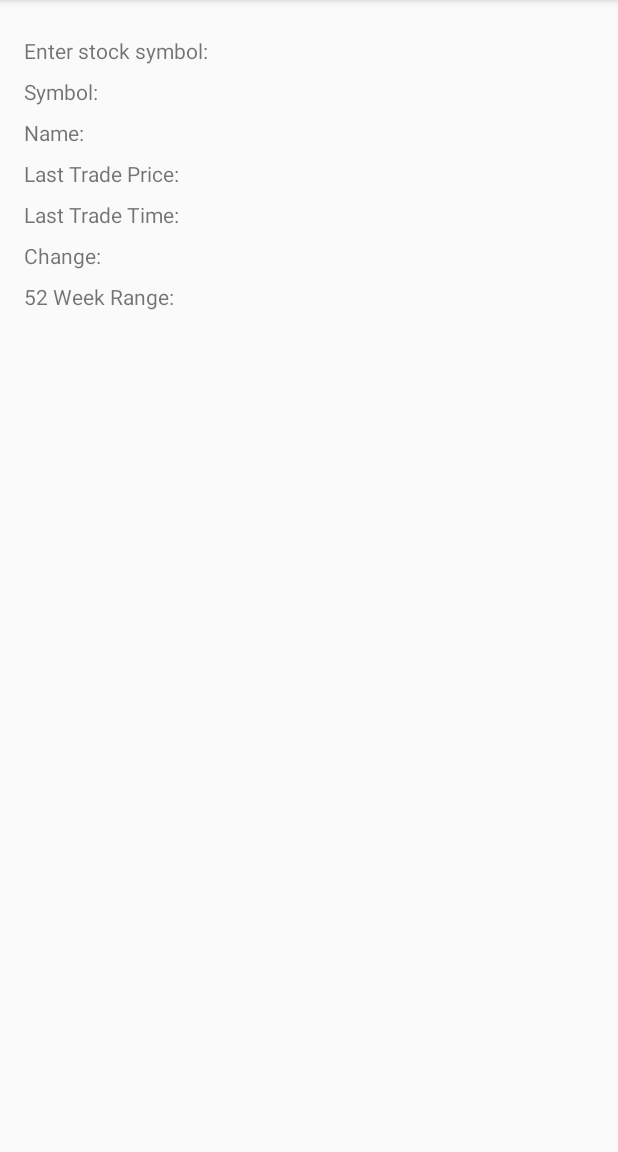
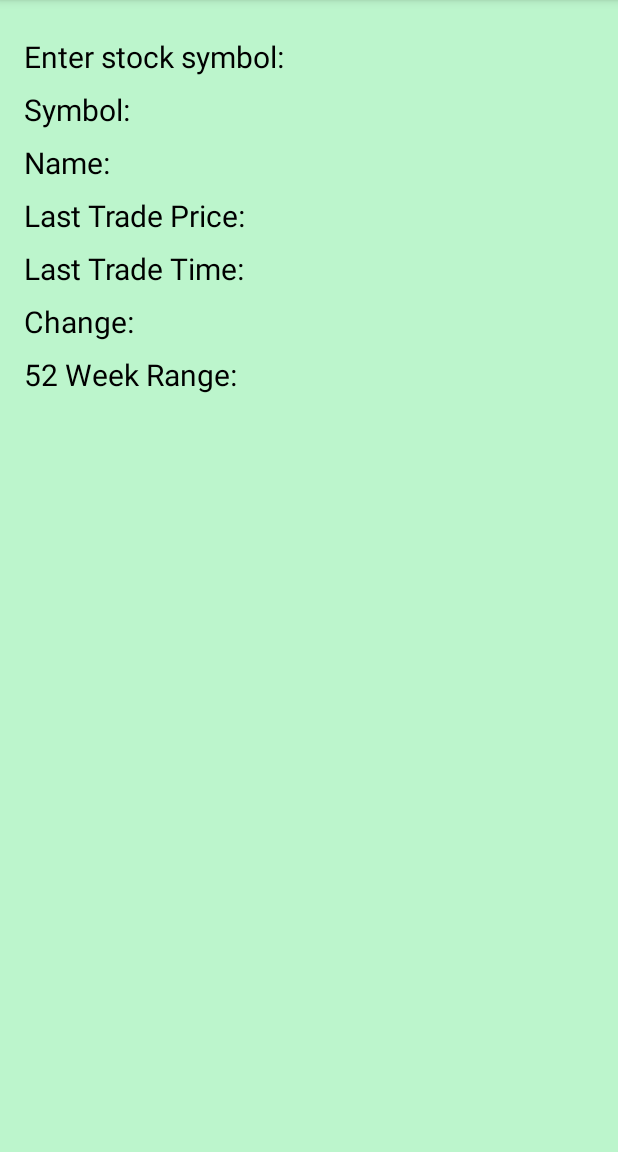
Before and after one commit to ClaytonTurner/Android-Projects, an Android app: the screen it shows after launch (MainActivity), on a phone screen of 412 x 824 dp, the part 84-1236 px from its top. Run offline under Robolectric (Android 15) with nearby library versions, the phone set to English and light mode, and no system bars.

Commit message:
stylistic edits

```diff
--- a/StockQuotes/app/src/main/res/layout/activity_main.xml
+++ b/StockQuotes/app/src/main/res/layout/activity_main.xml
@@ -8,6 +8,7 @@
     android:paddingRight="@dimen/activity_horizontal_margin"
     android:paddingTop="@dimen/activity_vertical_margin"
     android:paddingBottom="@dimen/activity_vertical_margin"
+    android:background="@color/bgColor"
     tools:context=".MainActivity">
 
         <LinearLayout
@@ -22,13 +23,21 @@
                 android:layout_height="wrap_content"
                 android:text="@string/stock_prompt"
                 android:id="@+id/stock_prompt"
-                android:layout_gravity="center_horizontal"/>
+                android:layout_gravity="center_horizontal"
+                android:layout_weight="1"
+                android:textColor="@color/textColor"
+                android:textSize="@dimen/textSize" />
             <TextView
                 android:layout_width="wrap_content"
                 android:layout_height="wrap_content"
                 android:text=""
-                android:id="@+id/stock_prompt_result"
-                android:layout_gravity="center_horizontal" />
+                android:id="@+id/stock_prompt_edit_text"
+                android:layout_gravity="center_horizontal"
+                android:layout_weight="1"
+                android:editable="true"
+                android:textStyle="bold"
+                android:textColor="@color/textColor"
+                android:textSize="@dimen/textSize" />
         </LinearLayout>
 
         <LinearLayout
@@ -42,13 +51,17 @@
                 android:layout_height="wrap_content"
                 android:text="@string/symbol"
                 android:id="@+id/symbol"
-                android:layout_gravity="center_horizontal" />
+                android:layout_gravity="center_horizontal"
+                android:textColor="@color/textColor"
+                android:textSize="@dimen/textSize" />
             <TextView
                 android:layout_width="wrap_content"
                 android:layout_height="wrap_content"
                 android:text=""
                 android:id="@+id/symbol_result"
-                android:layout_gravity="center_horizontal" />
+                android:layout_gravity="center_horizontal"
+                android:textColor="@color/textColor"
+                android:textSize="@dimen/textSize" />
         </LinearLayout>
 
         <LinearLayout
@@ -62,13 +75,17 @@
                 android:layout_height="wrap_content"
                 android:text="@string/name"
                 android:id="@+id/name"
-                android:layout_gravity="center_horizontal" />
+                android:layout_gravity="center_horizontal"
+                android:textColor="@color/textColor"
+                android:textSize="@dimen/textSize" />
             <TextView
                 android:layout_width="wrap_content"
                 android:layout_height="wrap_content"
                 android:text=""
                 android:id="@+id/name_result"
-                android:layout_gravity="center_horizontal" />
+                android:layout_gravity="center_horizontal"
+                android:textColor="@color/textColor"
+                android:textSize="@dimen/textSize" />
         </LinearLayout>
 
         <LinearLayout
@@ -82,13 +99,17 @@
                 android:layout_height="wrap_content"
                 android:text="@string/lastTradePrice"
                 android:id="@+id/lastTradePrice"
-                android:layout_gravity="center_horizontal" />
+                android:layout_gravity="center_horizontal"
+                android:textColor="@color/textColor"
+                android:textSize="@dimen/textSize" />
             <TextView
                 android:layout_width="wrap_content"
                 android:layout_height="wrap_content"
                 android:text=""
                 android:id="@+id/lastTradePrice_result"
-                android:layout_gravity="center_horizontal" />
+                android:layout_gravity="center_horizontal"
+                android:textColor="@color/textColor"
+                android:textSize="@dimen/textSize" />
         </LinearLayout>
 
         <LinearLayout
@@ -102,13 +123,17 @@
                 android:layout_height="wrap_content"
                 android:text="@string/lastTradeTime"
                 android:id="@+id/lastTradeTime"
-                android:layout_gravity="center_horizontal" />
+                android:layout_gravity="center_horizontal"
+                android:textColor="@color/textColor"
+                android:textSize="@dimen/textSize" />
             <TextView
                 android:layout_width="wrap_content"
                 android:layout_height="wrap_content"
                 android:text=""
                 android:id="@+id/lastTradeTime_result"
-                android:layout_gravity="center_horizontal" />
+                android:layout_gravity="center_horizontal"
+                android:textColor="@color/textColor"
+                android:textSize="@dimen/textSize" />
         </LinearLayout>
 
         <LinearLayout
@@ -122,13 +147,17 @@
                 android:layout_height="wrap_content"
                 android:text="@string/change"
                 android:id="@+id/change"
-                android:layout_gravity="center_horizontal" />
+                android:layout_gravity="center_horizontal"
+                android:textColor="@color/textColor"
+                android:textSize="@dimen/textSize" />
             <TextView
                 android:layout_width="wrap_content"
                 android:layout_height="wrap_content"
                 android:text=""
                 android:id="@+id/change_result"
-                android:layout_gravity="center_horizontal" />
+                android:layout_gravity="center_horizontal"
+                android:textColor="@color/textColor"
+                android:textSize="@dimen/textSize" />
         </LinearLayout>
 
         <LinearLayout
@@ -142,12 +171,16 @@
                 android:layout_height="wrap_content"
                 android:text="@string/yearRange"
                 android:id="@+id/yearRange"
-                android:layout_gravity="center_horizontal" />
+                android:layout_gravity="center_horizontal"
+                android:textColor="@color/textColor"
+                android:textSize="@dimen/textSize" />
             <TextView
                 android:layout_width="wrap_content"
                 android:layout_height="wrap_content"
                 android:text=""
                 android:id="@+id/yearRange_result"
-                android:layout_gravity="center_horizontal" />
+                android:layout_gravity="center_horizontal"
+                android:textColor="@color/textColor"
+                android:textSize="@dimen/textSize" />
         </LinearLayout>
     </LinearLayout>
--- /dev/null
+++ b/StockQuotes/app/src/main/res/values/colors.xml
@@ -0,0 +1,5 @@
+<?xml version="1.0" encoding="utf-8"?>
+<resources>
+    <color name="bgColor">#BCF5CC</color>
+    <color name="textColor">#000000</color>
+</resources>
--- a/StockQuotes/app/src/main/res/values/dimens.xml
+++ b/StockQuotes/app/src/main/res/values/dimens.xml
@@ -3,4 +3,5 @@
     <dimen name="activity_horizontal_margin">16dp</dimen>
     <dimen name="activity_vertical_margin">16dp</dimen>
     <dimen name="layout_margin_top">8dp</dimen>
+    <dimen name="textSize">20sp</dimen>
 </resources>
```
Also changed, not shown: 1 other file.
